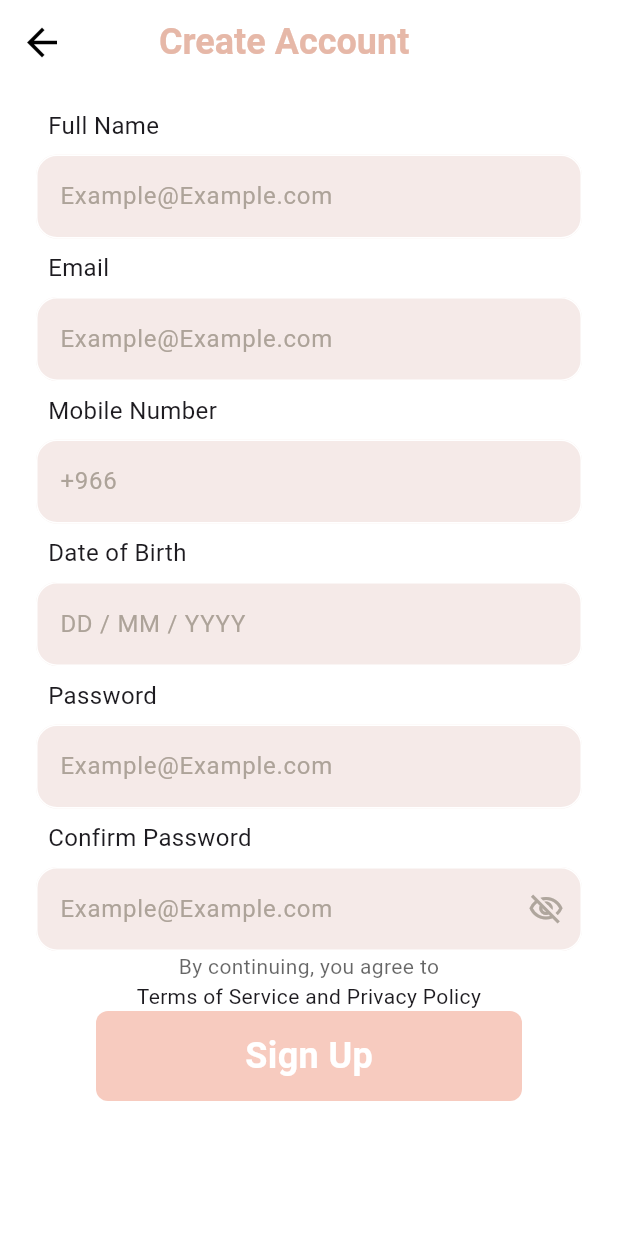
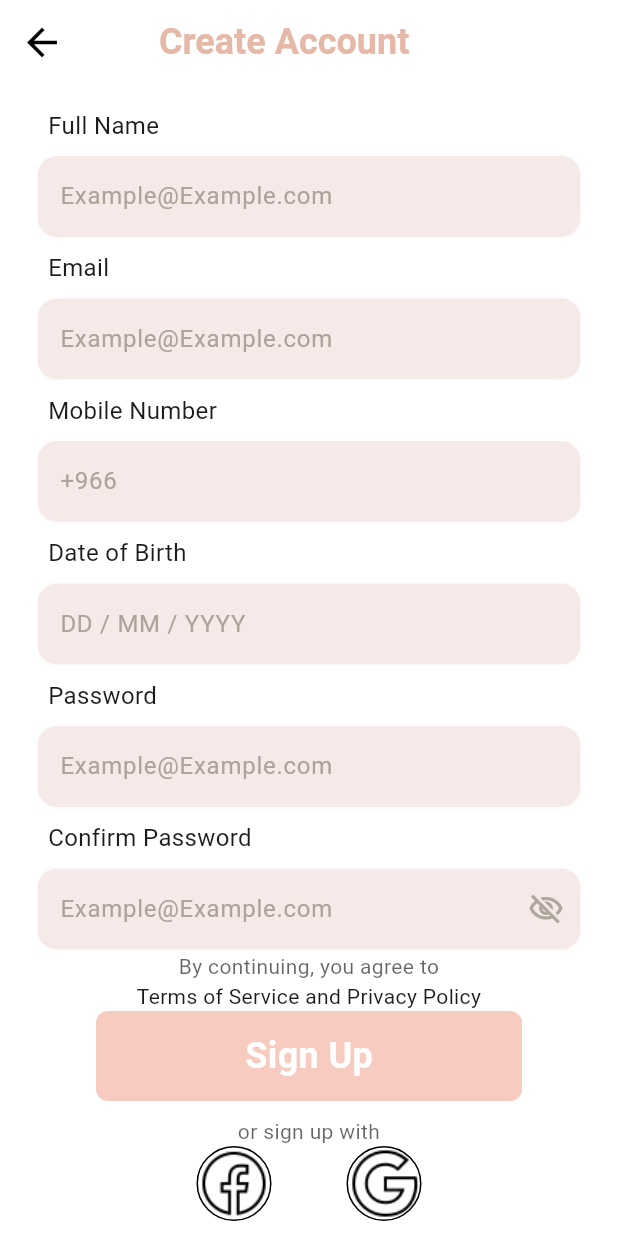
Before and after one commit to MohamedAliShosha/Auth_Flow, a Flutter app: the screen it shows after launch, on a phone screen of 412 x 824 dp. Run offline on Flutter 3.47's test engine with Material 3 defaults, Android fonts, the phone set to English and light mode, and no system bars.

Commit message:
add social media sign-up options and improve button layout in SignUpViewBody

```diff
--- a/lib/widgets/custom_button.dart
+++ b/lib/widgets/custom_button.dart
@@ -9,7 +9,7 @@ class CustomButton extends StatelessWidget {
   @override
   Widget build(BuildContext context) {
     return Padding(
-      padding: const EdgeInsets.only(right: 40, left: 40),
+      padding: const EdgeInsets.only(right: 40, left: 40, bottom: 10),
       child: Container(
         decoration: BoxDecoration(
           borderRadius: BorderRadius.circular(8),
--- a/lib/widgets/sign_up_view_body.dart
+++ b/lib/widgets/sign_up_view_body.dart
@@ -89,6 +89,43 @@ class SignUpViewBody extends StatelessWidget {
             CustomButton(
               text: 'Sign Up',
             ),
+            Text(
+              textAlign: TextAlign.center,
+              'or sign up with',
+              style: TextStyle(color: Colors.black.withOpacity(0.6)),
+            ),
+            Row(
+              mainAxisAlignment: MainAxisAlignment.center,
+              children: [
+                Container(
+                  width: 50,
+                  height: 50,
+                  decoration: BoxDecoration(
+                    shape: BoxShape.circle,
+                    border: Border.all(
+                      color: Colors.black,
+                      width: 1,
+                    ),
+                  ),
+                  child: Image.asset('assets/images/icons8-facebook-50.png'),
+                ),
+                const SizedBox(
+                  width: 50,
+                ),
+                Container(
+                  width: 50,
+                  height: 50,
+                  decoration: BoxDecoration(
+                    shape: BoxShape.circle,
+                    border: Border.all(
+                      color: Colors.black,
+                      width: 1,
+                    ),
+                  ),
+                  child: Image.asset('assets/images/icons8-google-50.png'),
+                )
+              ],
+            )
           ],
         ),
       ),
```
Also changed, not shown: pubspec.yaml (+4 -3 lines), assets/images/icons8-facebook-50.png (renamed from assets/images/icons8-facebook-logo-50.png), assets/images/icons8-google-24.png (deleted), assets/images/icons8-google-50.png (added).
